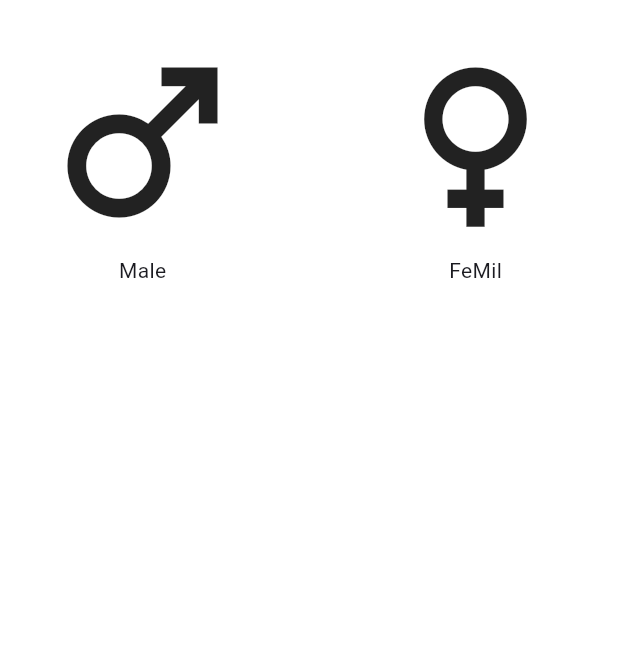
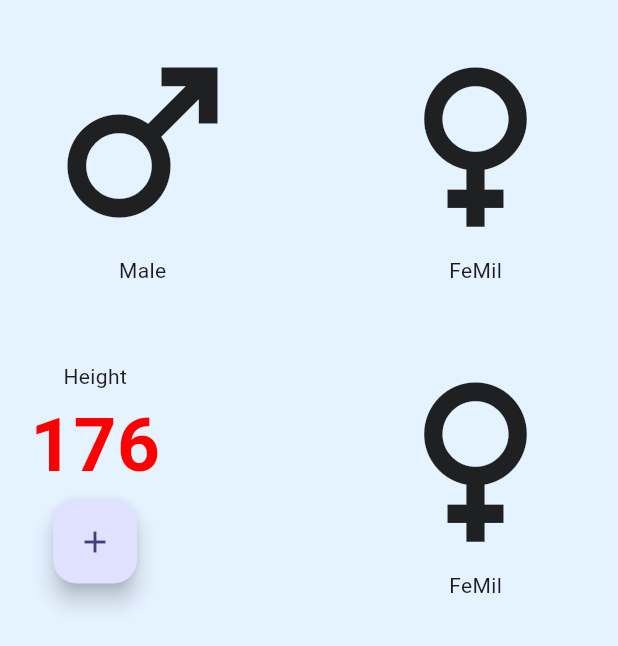
Before and after one commit to DonShanilka/BMI_Calculator_Flutter, a Flutter app: the screen it shows after launch, on a phone screen of 412 x 824 dp. Shown: the top 646 px of the screen. Run offline on Flutter 3.47's test engine with Material 3 defaults, Android fonts, the phone set to English and light mode, and no system bars.

Commit message:
add button

```diff
--- a/lib/main_page.dart
+++ b/lib/main_page.dart
@@ -13,23 +13,69 @@ class _MainPageState extends State<MainPage> {
     return Scaffold(
         body: SafeArea(
       child: Container(
-          color: Color.fromARGB(255, 255, 255, 255),
-          child: Column(
+          color: const Color.fromARGB(255, 229, 242, 255),
+          child: const Column(
             children: [
               Row(
                 children: [
                   Padding(
-                    padding: const EdgeInsets.all(20.0),
+                    padding: EdgeInsets.all(20.0),
                     child: Column(
-                      children: [Icon(Icons.male, size:150,),
-                      const Text("Male")],
+                      children: [
+                        Icon(
+                          Icons.male,
+                          size: 150,
+                        ),
+                        Text("Male")
+                      ],
                     ),
                   ),
                   Spacer(), // meken wenne me dheka maddata spacer ekak dhanawa
                   Padding(
-                    padding: const EdgeInsets.all(20.0),
+                    padding: EdgeInsets.all(20.0),
                     child: Column(
-                      children: [Icon(Icons.female, size: 150,), Text("FeMil")],
+                      children: [
+                        Icon(
+                          Icons.female,
+                          size: 150,
+                        ),
+                        Text("FeMil")
+                      ],
+                    ),
+                  )
+                ],
+              ),
+              Row(
+                children: [
+                  Padding(
+                    padding: EdgeInsets.all(20.0),
+                    child: Column(
+                      children: [
+                        Text("Height"),
+                        Text(
+                          "176",
+                          style: TextStyle(
+                              color: Color.fromARGB(255, 255, 0, 0),
+                              fontSize: 50,
+                              fontWeight: FontWeight.bold),
+                        ),
+                         Row(
+                          children: [FloatingActionButton(onPressed: null, child: Icon(Icons.add),)],
+                         )
+                      ],
+                    ),
+                  ),
+                  Spacer(), // meken wenne me dheka maddata spacer ekak dhanawa
+                  Padding(
+                    padding: EdgeInsets.all(20.0),
+                    child: Column(
+                      children: [
+                        Icon(
+                          Icons.female,
+                          size: 150,
+                        ),
+                        Text("FeMil")
+                      ],
                     ),
                   )
                 ],
```
